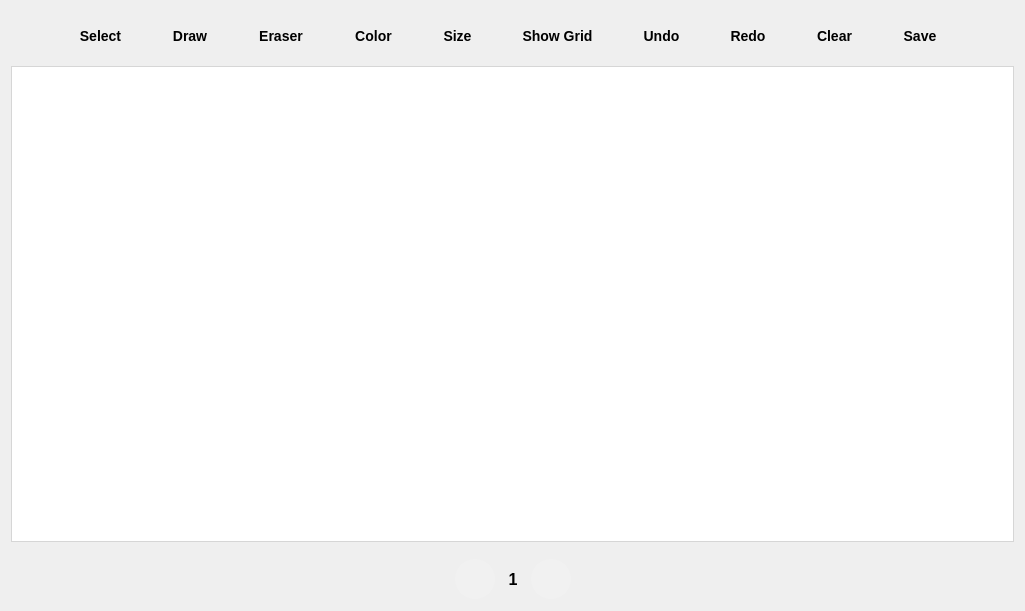
First picture: the form in mainwindow.ui, repository NataliaShishuk/SimpleWhiteBoard, before the edit.
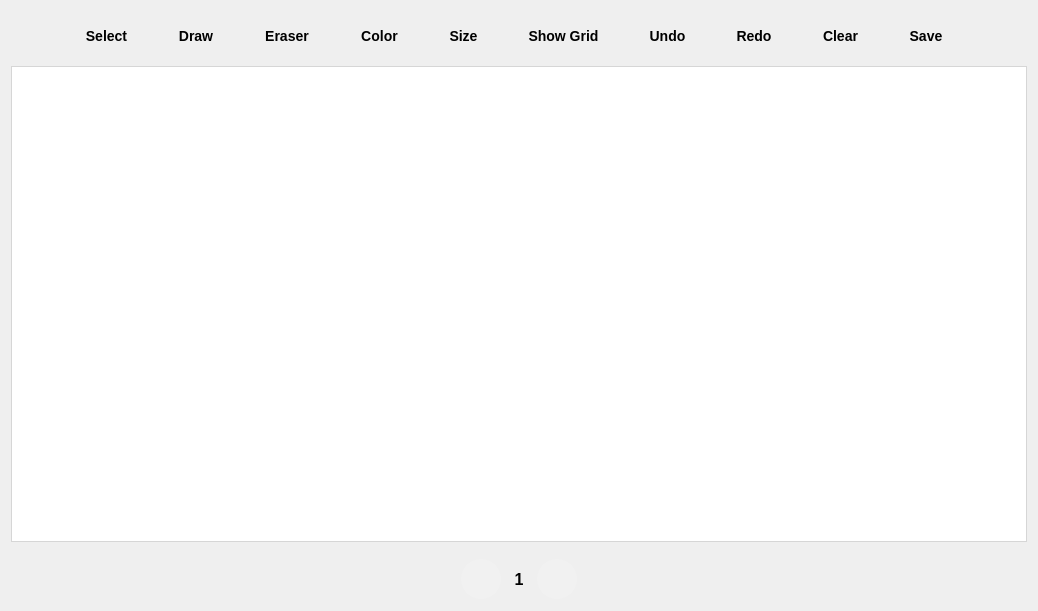
Second picture: the form after the edit. Icons and pictures are not drawn.

What changed in the file:
```diff
--- a/mainwindow.ui
+++ b/mainwindow.ui
@@ -6,7 +6,7 @@
    <rect>
     <x>0</x>
     <y>0</y>
-    <width>1025</width>
+    <width>1038</width>
     <height>611</height>
    </rect>
   </property>
@@ -58,8 +58,12 @@
 background-color: #b3cccc;
 }
 
-QToolButton::menu-indicator { image: none; }
-</string>
+QPushButton:checked, QToolButton:checked {
+border-radius: 5px;
+background-color: #b3cccc;
+}
+
+QToolButton::menu-indicator { image: none; }</string>
       </property>
       <layout class="QHBoxLayout" name="horizontalLayout" stretch="0,0,0,0,0,0,0,0,0,0,0,0">
        <property name="spacing">
```
Left out of the diff: 2 changed lines with no effect on the pictures.
